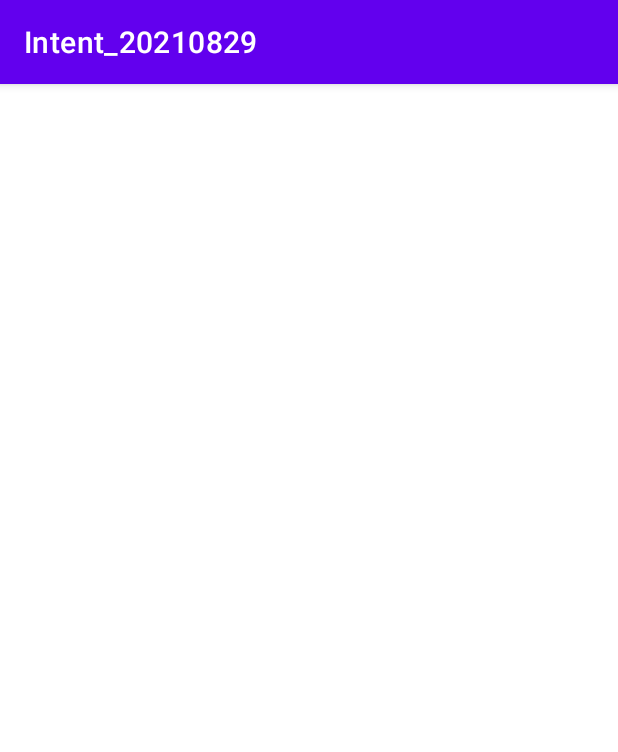
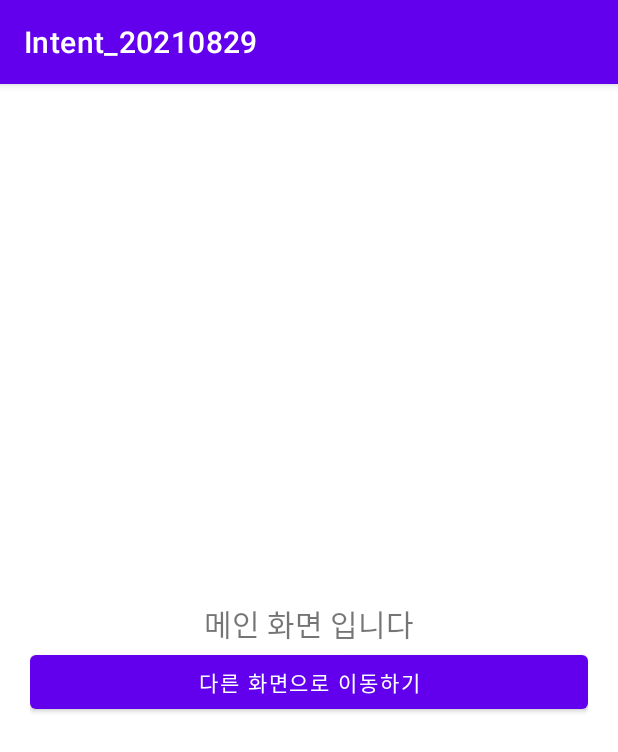
Before and after one commit to dani9210/Intent_20210829, an Android app: the screen it shows after launch (MainActivity), on a phone screen of 412 x 824 dp. Shown: the top 752 px of the screen. Run offline under Robolectric (Android 15) with nearby library versions, the phone set to English and light mode, and no system bars.

Commit message:
메인 화면 UI 작업

```diff
--- a/app/src/main/res/layout/activity_main.xml
+++ b/app/src/main/res/layout/activity_main.xml
@@ -4,7 +4,22 @@
     xmlns:tools="http://schemas.android.com/tools"
     android:layout_width="match_parent"
     android:layout_height="match_parent"
+    android:gravity="center"
+    android:padding="20dp"
+    android:orientation="vertical"
     tools:context=".MainActivity">
+
+    <TextView
+        android:layout_width="wrap_content"
+        android:layout_height="wrap_content"
+        android:text="메인 화면 입니다"
+        android:textSize="20sp"/>
+
+    <Button
+        android:layout_width="match_parent"
+        android:layout_height="wrap_content"
+        android:text="다른 화면으로 이동하기"/>
+
 
 
 </LinearLayout>
```
